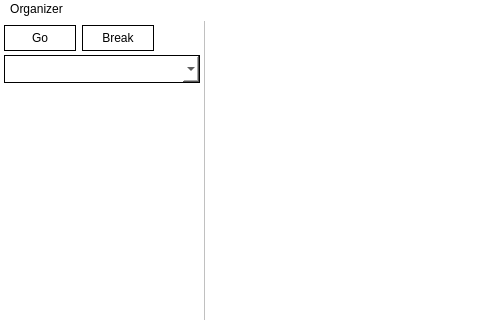
Before: the Qt Designer form src/mainwindow.ui in deszczowy/ny-coder, drawn with Qt 5; both pictures show x 0 to 480 and y 0 to 320 of the 894 by 618 pixel window.
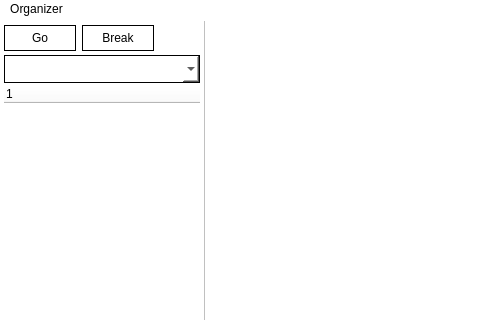
After: the same form once the commit is applied.

The edit to the form file:
```diff
--- a/src/mainwindow.ui
+++ b/src/mainwindow.ui
@@ -228,7 +228,13 @@
         <widget class="QComboBox" name="actionsCombo"/>
        </item>
        <item>
-        <widget class="QTreeView" name="projectStructureView"/>
+        <widget class="QTreeWidget" name="projectStructureView">
+         <column>
+          <property name="text">
+           <string/>
+          </property>
+         </column>
+        </widget>
        </item>
       </layout>
      </widget>
```
